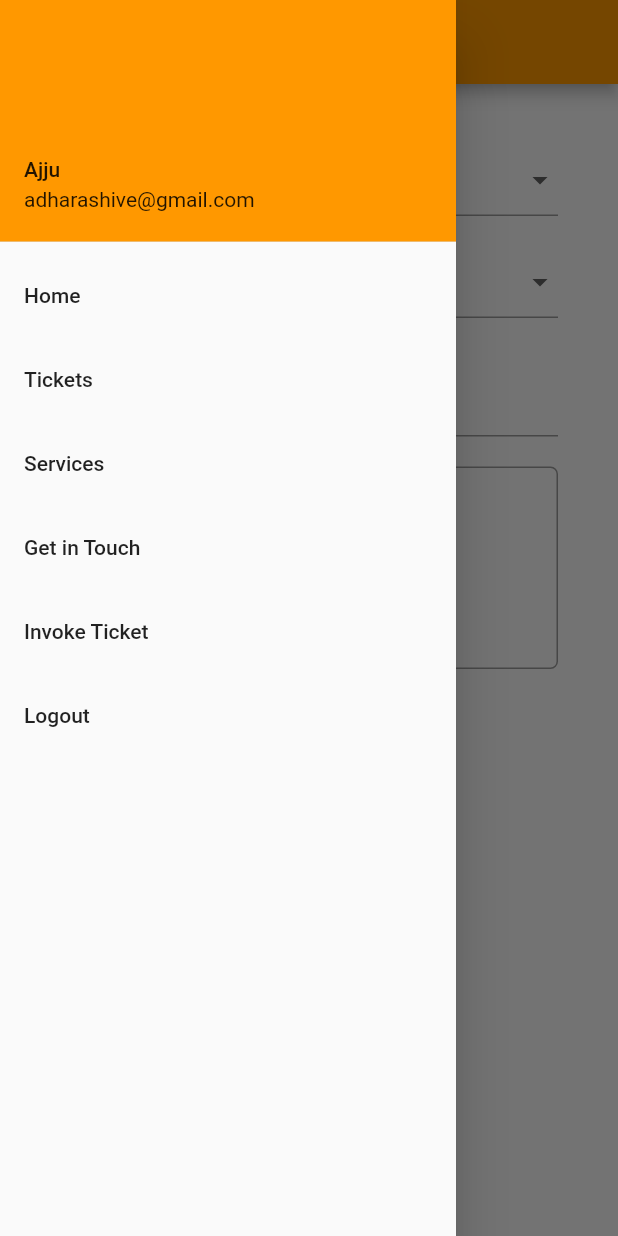
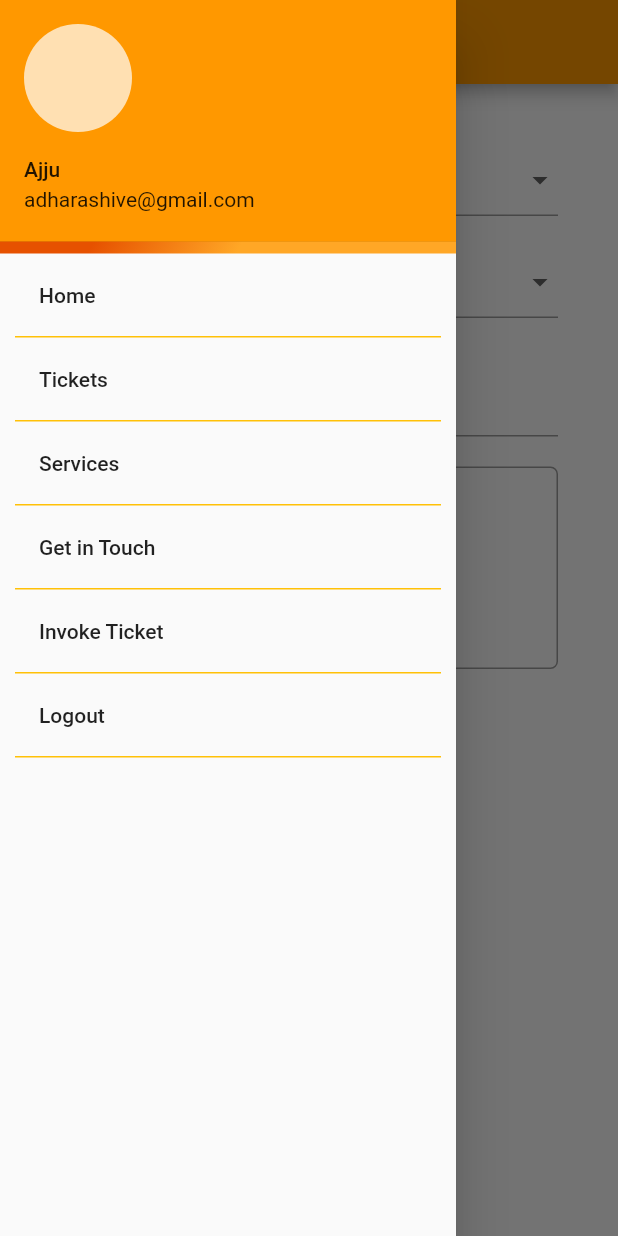
Before and after one commit to freakyAi/TAG-Services, a Flutter app: the InvokeTicket screen opened directly, with the side drawer open, on a phone screen of 412 x 824 dp. Run offline on Flutter 3.47's test engine with Material 2 defaults, Android fonts, the phone set to English and light mode, and no system bars; our stand-ins replace file_picker, flutter_native_timezone, shared_preferences, shimmer, simple_animations; accounts and stored records are empty; network calls fail.

Commit message:
optimised theme

```diff
--- a/flutter_app/lib/Drawer.dart
+++ b/flutter_app/lib/Drawer.dart
@@ -20,10 +20,27 @@ class _DrawerMenuState extends State<DrawerMenu> {
     return Drawer(
       child : ListView(
         children: <Widget>[
-          new UserAccountsDrawerHeader(
+          Container(
+            decoration: BoxDecoration(
+              gradient: LinearGradient(
+                begin: Alignment.topCenter,
+                colors: [
+                  Colors.orange[900],
+                  Colors.orange[400],
+                  Colors.orange[400]
+                ]
+              )
+            ),
+            child: new UserAccountsDrawerHeader(
+              currentAccountPicture: new CircleAvatar(),
                 accountName: new Text("Ajju"),
                 accountEmail: new Text("adharashive@gmail.com")
             ),
+          ),
+          Padding(
+            padding: const EdgeInsets.symmetric(horizontal: 10),
+            child: Column(
+              children: <Widget>[
                 new ListTile(
                   title: new Text("Home"),
                   onTap: () {
@@ -32,6 +49,11 @@ class _DrawerMenuState extends State<DrawerMenu> {
                         builder: (BuildContext context) => new MyHomePage() )
                     );
                   },
+                ),
+                new Divider(
+                  thickness: 1,
+                  height: 0,
+                  color: Colors.amber,
                 ),
                 new ListTile(
                   title: new Text("Tickets"),
@@ -42,6 +64,11 @@ class _DrawerMenuState extends State<DrawerMenu> {
                     );
                   },
                 ),
+                new Divider(
+                  thickness: 1,
+                  height: 0,
+                  color: Colors.amber,
+                ),
                 new ListTile(
                   title: new Text("Services"),
                   onTap: () {
@@ -50,6 +77,11 @@ class _DrawerMenuState extends State<DrawerMenu> {
                         builder: (BuildContext context) => new Services() )
                     );
                   },
+                ),
+                new Divider(
+                  thickness: 1,
+                  height: 0,
+                  color: Colors.amber,
                 ),
                 new ListTile(
                   title: new Text("Get in Touch"),
@@ -60,6 +92,11 @@ class _DrawerMenuState extends State<DrawerMenu> {
                     );
                   },
                 ),
+                new Divider(
+                  thickness: 1,
+                  height: 0,
+                  color: Colors.amber,
+                ),
                 new ListTile(
                   title: new Text("Invoke Ticket"),
                   onTap: () {
@@ -68,6 +105,11 @@ class _DrawerMenuState extends State<DrawerMenu> {
                         builder: (BuildContext context) => new InvokeTicket() )
                     );
                   },
+                ),
+                new Divider(
+                  thickness: 1,
+                  height: 0,
+                  color: Colors.amber,
                 ),
                 new ListTile(
                   title: new Text("Logout"),
@@ -78,6 +120,14 @@ class _DrawerMenuState extends State<DrawerMenu> {
                         builder: (BuildContext context) => new LoginPage() )
                     );
                   },
+                ),
+                new Divider(
+                  thickness: 1,
+                  height: 0,
+                  color: Colors.amber,
+                ),
+              ],
+            ),
           )
         ],
       ),
--- a/flutter_app/lib/bootloader.dart
+++ b/flutter_app/lib/bootloader.dart
@@ -15,7 +15,8 @@ class BootPage extends StatelessWidget {
     return MaterialApp(
       title: 'TAG Services',
       theme: ThemeData(
-        primarySwatch: Colors.orange,
+        primarySwatch: Colors.amber,
+        primaryColor: Colors.grey[50],
         visualDensity: VisualDensity.adaptivePlatformDensity,
       ),
       home: BootLoad(),
--- a/flutter_app/lib/main.dart
+++ b/flutter_app/lib/main.dart
@@ -9,7 +9,7 @@ class MyApp extends StatelessWidget {
     return MaterialApp(
       title: 'TAG Services',
       theme: ThemeData(
-        primarySwatch: Colors.orange,
+        primarySwatch: Colors.white,
         visualDensity: VisualDensity.adaptivePlatformDensity,
       ),
       home: MyHomePage(title: 'TAG Services'),
--- a/flutter_app/lib/services.dart
+++ b/flutter_app/lib/services.dart
@@ -103,7 +103,7 @@ class _ServicesState extends State<Services> {
                         padding: const EdgeInsets.all(4.0),
                         child: Container(
                           width: MediaQuery.of(context).size.width,
-                      padding: EdgeInsets.symmetric(horizontal: 10,vertical: 10),
+                          padding: EdgeInsets.symmetric(horizontal: 10,vertical: 10),
                          child: Row(
                           mainAxisAlignment: MainAxisAlignment.spaceBetween,
                           //crossAxisAlignment: CrossAxisAlignment.start,
```
Also changed, not shown: flutter_app/lib/TicketHistory.dart (+46 -0 lines). Lines whose indentation alone changed are shown as unchanged.
